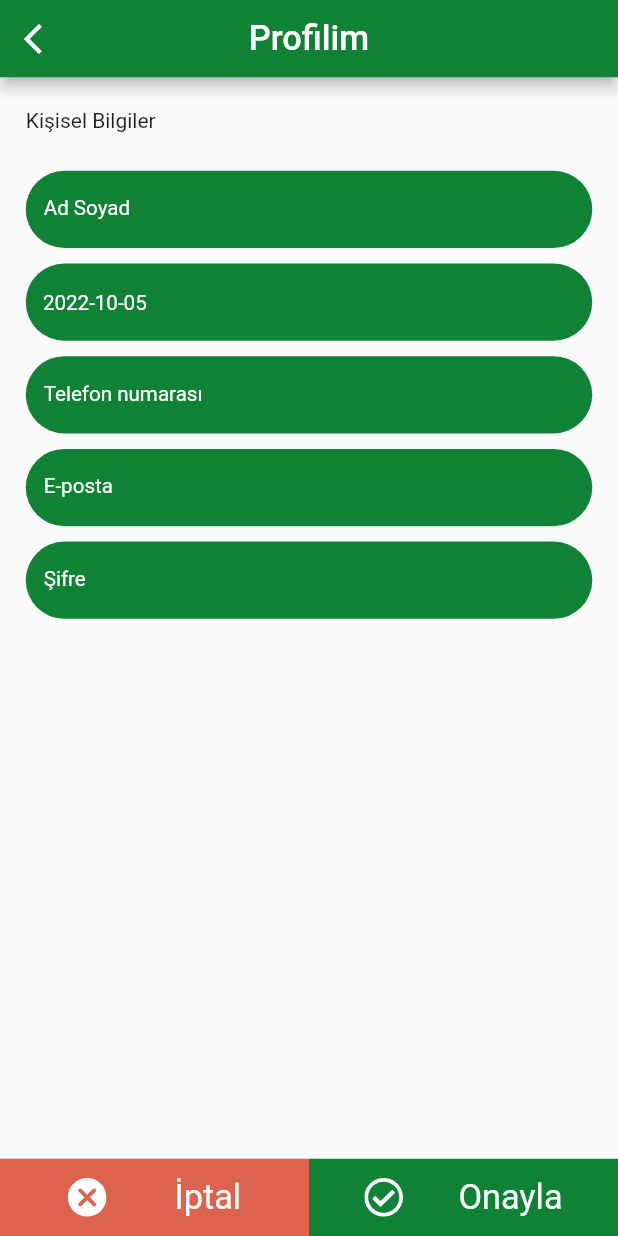
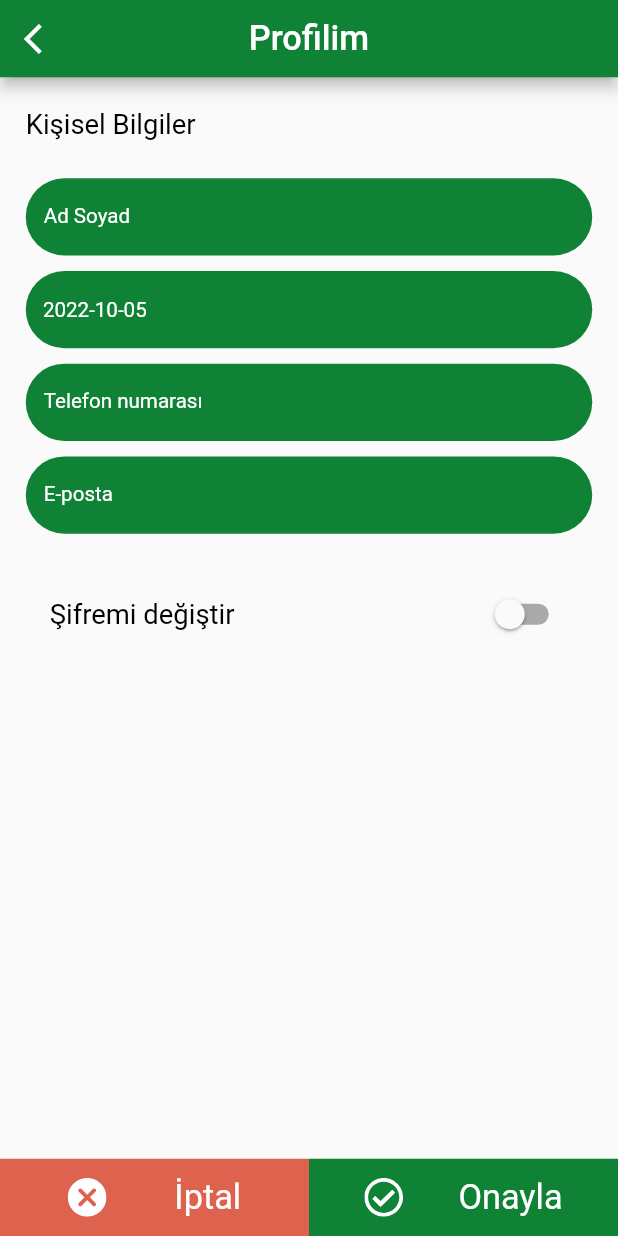
Before and after one commit to turbimas/nlmmobile, a Flutter app: the UserProfileView screen opened directly, on a phone screen of 412 x 824 dp. Run offline on Flutter 3.47's test engine with Material 2 defaults, Android fonts, the phone set to English and light mode, and no system bars; our stand-ins replace bloc, dio, easy_localization, flutter_bloc, flutter_rating_bar, flutter_riverpod and 7 more; missing offline and left inert: dynamic_height_grid_view; accounts and stored records are empty; network calls fail; Roboto replaces fonts that are missing (Inder).

Commit message:
profilde şifre düzenleme eklendi

```diff
--- a/lib/view/user/user_profile/user_profile_view.dart
+++ b/lib/view/user/user_profile/user_profile_view.dart
@@ -61,9 +61,11 @@ class _UserProfileViewState extends ConsumerState<UserProfileView> {
             child: Column(
               crossAxisAlignment: CrossAxisAlignment.start,
               children: [
-                SizedBox(height: 20.smh),
-                CustomText("Kişisel Bilgiler"),
-                SizedBox(height: 20.smh),
+                Container(
+                    margin: EdgeInsets.symmetric(vertical: 20.smh),
+                    child: CustomText("Kişisel Bilgiler",
+                        style: CustomFonts.bodyText2(
+                            CustomColors.backgroundText))),
                 _customTextField(
                     hintText: "Ad Soyad",
                     formKey: "Name",
@@ -97,11 +99,20 @@ class _UserProfileViewState extends ConsumerState<UserProfileView> {
                     hintText: "E-posta",
                     formKey: "Email",
                     initialValue: AuthService.currentUser!.email),
-                _customTextField(
-                    hintText: "Şifre",
-                    formKey: "Password",
-                    initialValue: AuthService.currentUser!.password,
-                    obscureText: true)
+                Container(
+                    margin: EdgeInsets.symmetric(vertical: 20.smh),
+                    child: SwitchListTile(
+                        title: CustomText("Şifremi değiştir",
+                            style: CustomFonts.bodyText2(
+                                CustomColors.backgroundText)),
+                        activeColor: CustomColors.primary,
+                        value: ref.watch(provider).changePassword,
+                        onChanged: (value) {
+                          ref.watch(provider).changePassword = value;
+                        })),
+                ref.watch(provider).changePassword
+                    ? _passwordForm()
+                    : Container()
               ],
             ),
           ),
@@ -168,4 +179,16 @@ class _UserProfileViewState extends ConsumerState<UserProfileView> {
       )),
     );
   }
+
+  Widget _passwordForm() {
+    return Column(
+      children: [
+        _customTextField(
+            hintText: "Eski şifre", formKey: "oldPassword", obscureText: true),
+        _customTextField(hintText: "Yeni şifre", formKey: "newPassword"),
+        _customTextField(
+            hintText: "Yeni şifre tekrar", formKey: "newPasswordAgain"),
+      ],
+    );
+  }
 }
```
Also changed, not shown: lib/product/models/product_detail_model.dart (+19 -0 lines), lib/view/product/product_detail/product_detail_view.dart (+21 -6 lines), lib/view/user/user_profile/user_profile_view_model.dart (+35 -7 lines).
